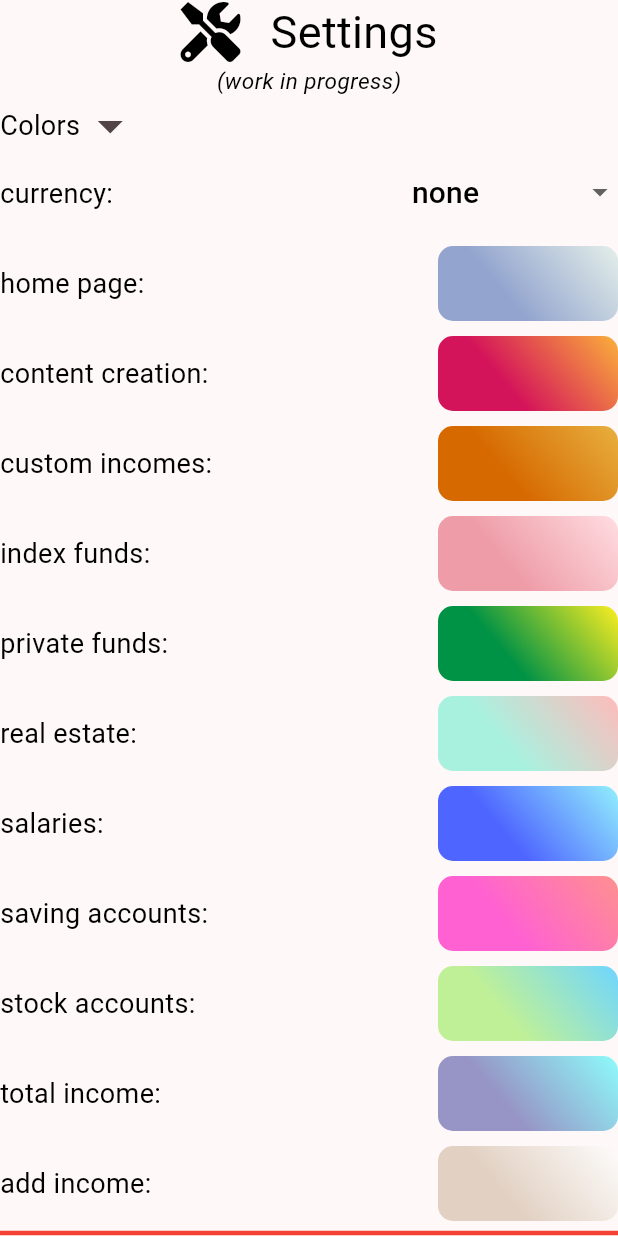
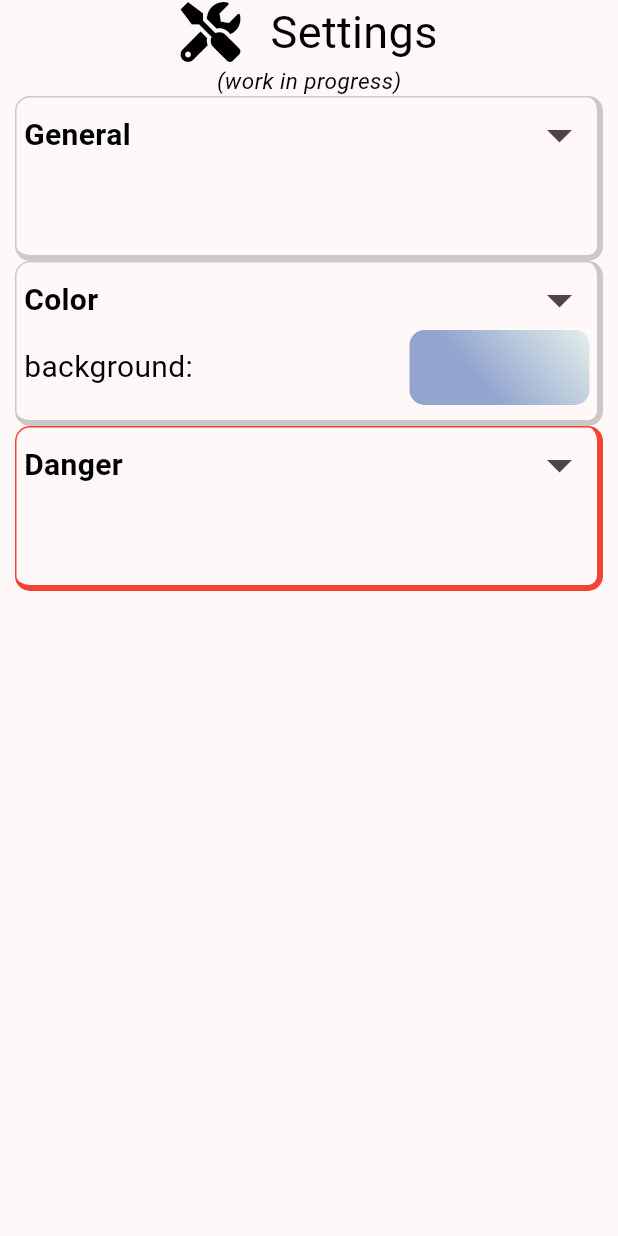
Before and after one commit to EtienneAuroux/tokihakanenari, a Flutter app: the Settings screen opened directly, on a phone screen of 412 x 824 dp. Run offline on Flutter 3.47's test engine with Material 3 defaults, Android fonts, the phone set to English and light mode, and no system bars; our stand-ins replace shared_preferences; accounts and stored records are empty; Roboto replaces fonts that are missing (MontserratAlternate); project files that could hold a hidden picture were left out.

Commit message:
<feat>: Finished implementation of SettingContainer widget's logic, details remain as well as widget content.

```diff
--- a/lib/card_types/settings.dart
+++ b/lib/card_types/settings.dart
@@ -1,9 +1,11 @@
 import 'package:flutter/material.dart';
 import 'package:tokihakanenari/customized_widgets/gradient_selector.dart';
-import 'package:tokihakanenari/customized_widgets/rotating_button.dart';
+import 'package:tokihakanenari/customized_widgets/setting_container.dart';
 import 'package:tokihakanenari/my_enums.dart';
 import 'package:tokihakanenari/visual_tools/font_awesome5_icons.dart';
 import 'package:tokihakanenari/visual_tools/text_styles.dart';
+
+// import 'dart:developer' as developer;
 
 class Settings extends StatefulWidget {
   const Settings({
@@ -17,118 +19,52 @@ class Settings extends StatefulWidget {
 class _SettingsState extends State<Settings> {
   List<String> currencies = ['none', '\$', '€', '£'];
   late String currency;
-  bool expanded = false;
+  Setting setting = Setting.none;
 
-  List<Widget> getSettingsGrid() {
+  List<Widget> getColorSettings() {
     return [
-      const Align(
-        alignment: Alignment.centerLeft,
-        child: Text(
-          'currency:',
-          style: TextStyles.settingsBody,
-        ),
-      ),
-      DropdownButton<String>(
-        value: currency,
-        isExpanded: true,
-        underline: const SizedBox(),
-        items: currencies.map<DropdownMenuItem<String>>((String currencys) {
-          return DropdownMenuItem<String>(
-            value: currencys,
-            child: Center(
-              child: Text(
-                currencys,
-                style: TextStyles.cardBody,
-              ),
-            ),
-          );
-        }).toList(),
-        onChanged: (String? newCurrency) {
-          setState(() {
-            currency = newCurrency!;
-          });
-        },
-      ),
-      const Align(
-        alignment: Alignment.centerLeft,
-        child: Text(
-          'home page:',
-          style: TextStyles.settingsBody,
-        ),
-      ),
-      const GradientSelector(),
-      const Align(
-        alignment: Alignment.centerLeft,
-        child: Text(
-          'content creation:',
-          style: TextStyles.settingsBody,
-        ),
+      const GradientSelector(
+        title: 'background',
       ),
       const GradientSelector(
+        title: 'total income',
+        cardType: CardType.totalIncome,
+      ),
+      const GradientSelector(
+        title: 'add income',
+        cardType: CardType.addCard,
+      ),
+      const GradientSelector(
+        title: 'content creation',
         cardType: CardType.contentCreation,
       ),
-      const Align(
-        alignment: Alignment.centerLeft,
-        child: Text('custom incomes:', style: TextStyles.settingsBody),
+      const GradientSelector(
+        title: 'custom incomes',
+        cardType: CardType.customIncome,
       ),
       const GradientSelector(
-        cardType: CardType.customIncome,
-      ),
-      const Align(
-        alignment: Alignment.centerLeft,
-        child: Text('index funds:', style: TextStyles.settingsBody),
+        title: 'index funds',
+        cardType: CardType.indexFunds,
       ),
       const GradientSelector(
-        cardType: CardType.indexFunds,
-      ),
-      const Align(
-        alignment: Alignment.centerLeft,
-        child: Text('private funds:', style: TextStyles.settingsBody),
+        title: 'private funds',
+        cardType: CardType.privateFunds,
       ),
       const GradientSelector(
-        cardType: CardType.privateFunds,
-      ),
-      const Align(
-        alignment: Alignment.centerLeft,
-        child: Text('real estate:', style: TextStyles.settingsBody),
+        title: 'real estate',
+        cardType: CardType.realEstate,
       ),
       const GradientSelector(
-        cardType: CardType.realEstate,
-      ),
-      const Align(
-        alignment: Alignment.centerLeft,
-        child: Text('salaries:', style: TextStyles.settingsBody),
+        title: 'salaries',
+        cardType: CardType.salaries,
       ),
       const GradientSelector(
-        cardType: CardType.salaries,
-      ),
-      const Align(
-        alignment: Alignment.centerLeft,
-        child: Text('saving accounts:', style: TextStyles.settingsBody),
+        title: 'saving accounts',
+        cardType: CardType.savingAccounts,
       ),
       const GradientSelector(
-        cardType: CardType.savingAccounts,
-      ),
-      const Align(
-        alignment: Alignment.centerLeft,
-        child: Text('stock accounts:', style: TextStyles.settingsBody),
-      ),
-      const GradientSelector(
+        title: 'stock accounts:',
         cardType: CardType.stockAccounts,
-      ),
-      const Align(
-        alignment: Alignment.centerLeft,
-        child: Text('total income:', style: TextStyles.settingsBody),
-      ),
-      const GradientSelector(
-        cardType: CardType.totalIncome,
-      ),
-      const Align(
-        alignment: Alignment.centerLeft,
-        child: Text('add income:', style: TextStyles.settingsBody),
-      ),
-      const GradientSelector(
-        cardType: CardType.addCard,
       ),
     ];
   }
@@ -142,9 +78,14 @@ class _SettingsState extends State<Settings> {
 
   @override
   Widget build(BuildContext context) {
+    Size size = MediaQuery.of(context).size;
+
     return Scaffold(
       body: SafeArea(
+        child: Padding(
+          padding: const EdgeInsets.symmetric(horizontal: 10),
           child: Column(
+            mainAxisSize: MainAxisSize.min,
             children: [
               const Row(
                 mainAxisAlignment: MainAxisAlignment.center,
@@ -167,36 +108,49 @@ class _SettingsState extends State<Settings> {
                 '(work in progress)',
                 style: TextStyles.incomeExtraInformation,
               ),
-            Row(
+              SizedBox(
+                height: size.height * 0.85,
+                child: ListView(
                   children: [
-                Text(
-                  'Colors',
-                  style: TextStyles.settingsBody,
+                    SettingContainer(
+                      title: 'General',
+                      milliseconds: 500,
+                      open: setting == Setting.general,
+                      onOpen: (bool open) {
+                        setState(() {
+                          setting = open ? Setting.general : Setting.none;
+                        });
+                      },
+                      children: [],
                     ),
-                RotatingButton(
-                    iconData: Icons.arrow_drop_down,
-                    onPressed: (bool newExpanded) {
+                    SettingContainer(
+                      title: 'Color',
+                      milliseconds: 500,
+                      open: setting == Setting.color,
+                      onOpen: (bool open) {
                         setState(() {
-                        expanded = newExpanded;
+                          setting = open ? Setting.color : Setting.none;
                         });
-                    })
+                      },
+                      children: getColorSettings(),
+                    ),
+                    SettingContainer(
+                      title: 'Danger',
+                      milliseconds: 300,
+                      open: setting == Setting.danger,
+                      onOpen: (bool open) {
+                        setState(() {
+                          setting = open ? Setting.danger : Setting.none;
+                        });
+                      },
+                      borderColor: Colors.red,
+                      children: [],
+                    )
                   ],
                 ),
-            GridView(
-              shrinkWrap: true,
-              gridDelegate: const SliverGridDelegateWithFixedCrossAxisCount(
-                crossAxisCount: 2,
-                crossAxisSpacing: 0,
-                mainAxisSpacing: 10,
-                mainAxisExtent: 50,
               ),
-              children: getSettingsGrid(),
+            ],
           ),
-            const Divider(
-              thickness: 3,
-              color: Colors.red,
-            )
-          ],
         ),
       ),
     );
--- a/lib/customized_widgets/gradient_selector.dart
+++ b/lib/customized_widgets/gradient_selector.dart
@@ -3,12 +3,15 @@ import 'package:tokihakanenari/alert_dialogs/color_picker_dialog.dart';
 import 'package:tokihakanenari/ledger_data/color_gradient.dart';
 import 'package:tokihakanenari/ledger_data/ledger.dart';
 import 'package:tokihakanenari/my_enums.dart';
+import 'package:tokihakanenari/visual_tools/text_styles.dart';
 
 class GradientSelector extends StatefulWidget {
+  final String title;
   final CardType? cardType;
 
   const GradientSelector({
     super.key,
+    required this.title,
     this.cardType,
   });
 
@@ -29,9 +32,16 @@ class _GradientSelectorState extends State<GradientSelector> {
 
   @override
   Widget build(BuildContext context) {
-    return Align(
-      alignment: Alignment.centerRight,
-      child: InkWell(
+    return Padding(
+      padding: const EdgeInsets.fromLTRB(0, 0, 0, 5),
+      child: Row(
+        mainAxisAlignment: MainAxisAlignment.spaceBetween,
+        children: [
+          Text(
+            '${widget.title}:',
+            style: TextStyles.cardBody,
+          ),
+          GestureDetector(
             onTap: () {
               showDialog(
                   context: context,
@@ -45,7 +55,7 @@ class _GradientSelectorState extends State<GradientSelector> {
                     );
                   });
             },
-        child: Ink(
+            child: Container(
               width: 120,
               height: 50,
               decoration: BoxDecoration(
@@ -58,6 +68,8 @@ class _GradientSelectorState extends State<GradientSelector> {
               ),
             ),
           ),
+        ],
+      ),
     );
   }
 }
--- a/lib/customized_widgets/income_container.dart
+++ b/lib/customized_widgets/income_container.dart
@@ -317,6 +317,7 @@ class _IncomeContainerState extends State<IncomeContainer> {
                   ),
                   RotatingButton(
                     iconData: Icons.arrow_drop_down,
+                    milliseconds: 300,
                     onPressed: (bool newExpanded) {
                       setState(() {
                         expanded = newExpanded;
--- a/lib/customized_widgets/rotating_button.dart
+++ b/lib/customized_widgets/rotating_button.dart
@@ -2,12 +2,16 @@ import 'package:flutter/material.dart';
 
 class RotatingButton extends StatefulWidget {
   final IconData iconData;
+  final int milliseconds;
   final void Function(bool) onPressed;
+  final bool forcedReverse;
 
   const RotatingButton({
     super.key,
     required this.iconData,
+    required this.milliseconds,
     required this.onPressed,
+    this.forcedReverse = false,
   });
 
   @override
@@ -23,7 +27,7 @@ class _RotatingButtonState extends State<RotatingButton> with SingleTickerProvid
     super.initState();
 
     controller = AnimationController(
-      duration: const Duration(milliseconds: 300),
+      duration: Duration(milliseconds: widget.milliseconds),
       vsync: this,
       upperBound: 0.5,
     );
@@ -38,6 +42,10 @@ class _RotatingButtonState extends State<RotatingButton> with SingleTickerProvid
 
   @override
   Widget build(BuildContext context) {
+    if (widget.forcedReverse && rotated) {
+      rotated = false;
+      controller.reverse(from: 0.5);
+    }
     return RotationTransition(
       turns: Tween(begin: 0.0, end: 1.0).animate(controller),
       child: IconButton(
--- /dev/null
+++ b/lib/customized_widgets/setting_container.dart
@@ -0,0 +1,96 @@
+import 'package:flutter/material.dart';
+import 'package:tokihakanenari/customized_widgets/rotating_button.dart';
+import 'package:tokihakanenari/visual_tools/text_styles.dart';
+
+// import 'dart:developer' as developer;
+
+class SettingContainer extends StatefulWidget {
+  final String title;
+  final int milliseconds;
+  final List<Widget> children;
+  final bool open;
+  final void Function(bool) onOpen;
+  final Color? borderColor;
+
+  const SettingContainer({
+    super.key,
+    required this.title,
+    required this.milliseconds,
+    required this.children,
+    required this.open,
+    required this.onOpen,
+    this.borderColor,
+  });
+
+  @override
+  State<SettingContainer> createState() => _SettingContainerState();
+}
+
+class _SettingContainerState extends State<SettingContainer> {
+  bool expanded = false;
+  late Color borderColor;
+
+  @override
+  void initState() {
+    super.initState();
+
+    borderColor = widget.borderColor ?? Colors.black.withAlpha(50);
+  }
+
+  @override
+  Widget build(BuildContext context) {
+    return AnimatedContainer(
+      duration: Duration(milliseconds: widget.milliseconds),
+      decoration: BoxDecoration(
+        borderRadius: BorderRadius.circular(10),
+        border: Border(
+          top: BorderSide(
+            color: borderColor,
+            width: 1,
+          ),
+          left: BorderSide(
+            color: borderColor,
+            width: 1,
+          ),
+          bottom: BorderSide(
+            color: borderColor,
+            width: 4,
+          ),
+          right: BorderSide(
+            color: borderColor,
+            width: 4,
+          ),
+        ),
+      ),
+      padding: const EdgeInsets.all(5),
+      height: widget.open ? 490 : 110,
+      child: Column(
+        children: [
+          Row(
+            mainAxisAlignment: MainAxisAlignment.spaceBetween,
+            children: [
+              Text(
+                widget.title,
+                style: TextStyles.settingTitle,
+              ),
+              RotatingButton(
+                iconData: Icons.arrow_drop_down,
+                milliseconds: widget.milliseconds,
+                onPressed: (bool newExpanded) {
+                  widget.onOpen(newExpanded);
+                },
+                forcedReverse: !widget.open,
+              )
+            ],
+          ),
+          Expanded(
+            child: ListView(
+              shrinkWrap: true,
+              children: widget.children,
+            ),
+          )
+        ],
+      ),
+    );
+  }
+}
--- a/lib/main.dart
+++ b/lib/main.dart
@@ -2,7 +2,6 @@ import 'package:flutter/material.dart';
 import 'package:tokihakanenari/card_generators/big_card.dart';
 import 'package:tokihakanenari/carousel.dart';
 import 'package:tokihakanenari/ledger_data/ledger.dart';
-import 'package:tokihakanenari/visual_tools/color_palette.dart';
 import 'package:tokihakanenari/moving_backgrounds/floating_waves.dart';
 import 'package:tokihakanenari/my_enums.dart';
 
@@ -51,6 +50,17 @@ class _MainPageState extends State<MainPage> {
     super.initState();
 
     cardStatus = CardStatus.inert;
+
+    ledger.addListener(() {
+      setState(() {});
+    });
+  }
+
+  @override
+  void dispose() {
+    ledger.removeListener(() {});
+
+    super.dispose();
   }
 
   @override
@@ -58,7 +68,7 @@ class _MainPageState extends State<MainPage> {
     Size screenSize = MediaQuery.of(context).size;
 
     return FloatingWaves(
-      colors: [ledger.backgroundGradient.bottom, ledger.backgroundGradient.topRight],
+      colors: [ledger.backgroundGradient.topRight, ledger.backgroundGradient.bottom],
       child: Stack(children: [
         Carousel(
           cardStatus: cardStatus,
--- a/lib/my_enums.dart
+++ b/lib/my_enums.dart
@@ -36,3 +36,5 @@ extension CardTypeExtension on CardType {
 enum MainView { carousel, primaryBigCard, secondaryBigCard }
 
 enum TimePeriod { day, week, month, year }
+
+enum Setting { general, color, danger, none }
--- a/lib/visual_tools/text_styles.dart
+++ b/lib/visual_tools/text_styles.dart
@@ -15,8 +15,9 @@ class TextStyles {
     decoration: TextDecoration.none,
   );
 
-  static const settingsBody = TextStyle(
-    fontSize: 18,
+  static const settingTitle = TextStyle(
+    fontSize: 20,
+    fontWeight: FontWeight.bold,
     fontFamily: 'MontserratAlternate',
     color: Colors.black,
     decoration: TextDecoration.none,
```
Lines whose indentation alone changed are shown as unchanged.
